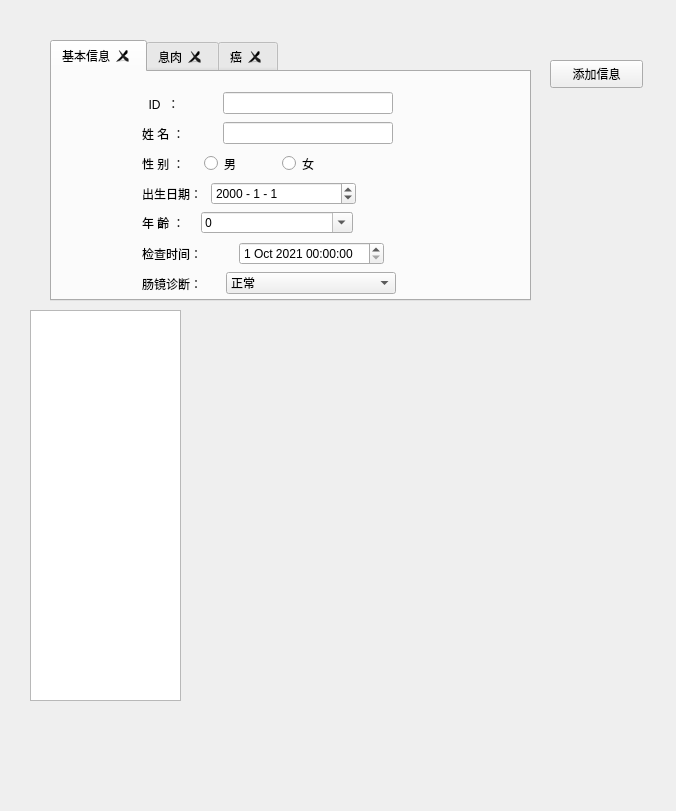
Before: the Qt Designer form MyWindows.ui in xiebingjun777/Pyqt5-in-exceltool, drawn with Qt 5.
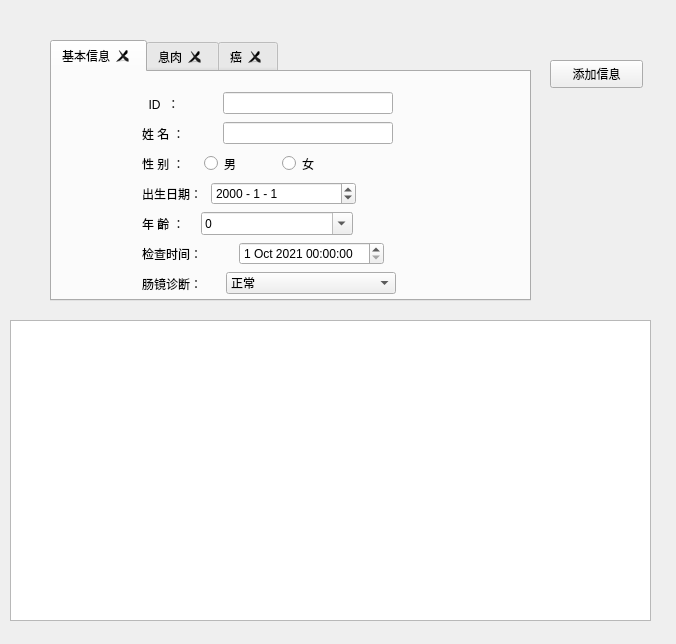
After: the same form once the commit is applied.

Diff of the .ui file:
```diff
--- a/MyWindows.ui
+++ b/MyWindows.ui
@@ -10,9 +10,15 @@
     <x>0</x>
     <y>0</y>
     <width>676</width>
-    <height>811</height>
+    <height>644</height>
    </rect>
   </property>
+  <property name="sizePolicy">
+   <sizepolicy hsizetype="Preferred" vsizetype="Preferred">
+    <horstretch>0</horstretch>
+    <verstretch>0</verstretch>
+   </sizepolicy>
+  </property>
   <property name="minimumSize">
    <size>
     <width>500</width>
@@ -102,7 +108,7 @@
         <x>90</x>
         <y>140</y>
         <width>211</width>
-        <height>21</height>
+        <height>23</height>
        </rect>
       </property>
       <layout class="QHBoxLayout" name="horizontalLayout_7" stretch="0,1">
@@ -1041,25 +1047,13 @@
      <string>添加信息</string>
     </property>
    </widget>
-   <widget class="QStackedWidget" name="stackedWidget">
+   <widget class="QTableView" name="tableView">
     <property name="geometry">
      <rect>
-      <x>200</x>
-      <y>310</y>
-      <width>441</width>
-      <height>391</height>
-     </rect>
-    </property>
-    <widget class="QWidget" name="page"/>
-    <widget class="QWidget" name="page_2"/>
-   </widget>
-   <widget class="QListWidget" name="listWidget">
-    <property name="geometry">
-     <rect>
-      <x>30</x>
-      <y>310</y>
-      <width>151</width>
-      <height>391</height>
+      <x>10</x>
+      <y>320</y>
+      <width>641</width>
+      <height>301</height>
      </rect>
     </property>
    </widget>
```
Left out of the diff: 2 changed lines with no effect on the pictures.
